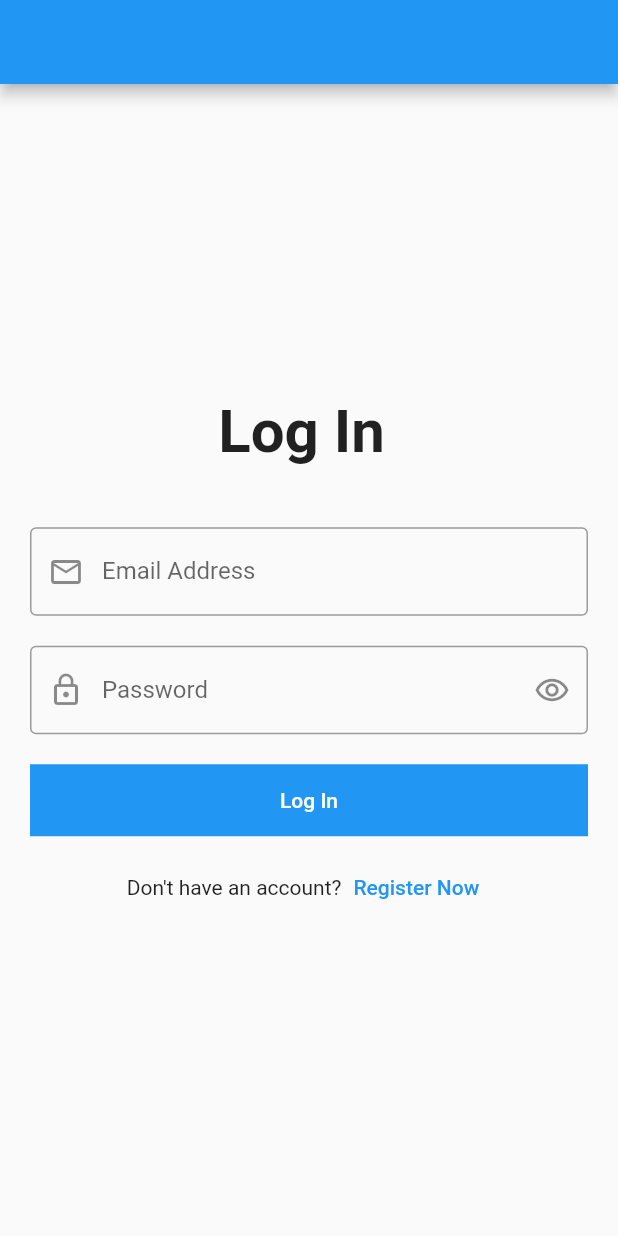
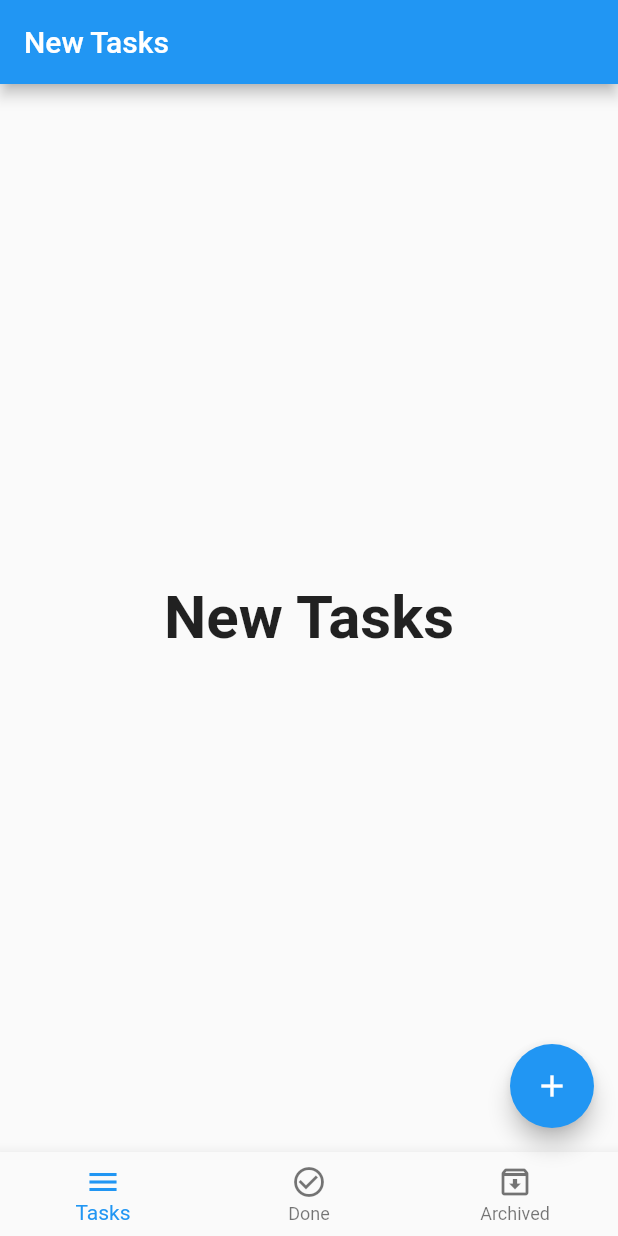
Before and after one commit to Mahmoud-Hanyy/simpleLogInScreen, a Flutter app: the screen it shows after launch, on a phone screen of 412 x 824 dp. Run offline on Flutter 3.47's test engine with Material 2 defaults, Android fonts, the phone set to English and light mode, and no system bars.

```diff
--- a/lib/main.dart
+++ b/lib/main.dart
@@ -1,19 +1,21 @@
 import 'package:flutter/material.dart';
-import 'package:hogo/login_screen.dart';
+import 'package:login/modules/home_layout.dart';
+
+import 'modules/login_screen.dart';
 
 void main() {
   runApp( const MyApp());
 }
 
 class MyApp extends StatelessWidget {
-   const MyApp({super.key});
+  const MyApp({super.key});
 
 
   @override
   Widget build(BuildContext context) {
     return MaterialApp(
       debugShowCheckedModeBanner: false,
-      home: LoginScreen(),
+      home: Home(),
     );
   }
 }
--- /dev/null
+++ b/lib/modules/home_layout.dart
@@ -0,0 +1,71 @@
+import 'package:flutter/material.dart';
+import 'package:login/modules/archived.dart';
+import 'package:login/modules/tasks.dart';
+
+import 'done.dart';
+
+class Home extends StatefulWidget {
+  const Home({super.key});
+
+  @override
+  State<Home> createState() => _HomeState();
+}
+
+class _HomeState extends State<Home> {
+  int currentIndex = 0;
+  List<Widget> screens = [
+     NewTasks(),
+     DoneTasks(),
+     ArchivedTasks(),
+  ];
+  List<String> titles = [
+    "New Tasks",
+    "Done Tasks",
+    "Archived Tasks",
+  ];
+
+  @override
+  Widget build(BuildContext context) {
+    return Scaffold(
+      appBar: AppBar(
+        title: Text(titles[currentIndex]),
+      ),
+
+      body: screens[currentIndex],
+      floatingActionButton: FloatingActionButton(
+        onPressed: () async {
+          var name = await getName();
+          print(name);
+        },
+        child: const Icon(Icons.add),
+      ),
+      bottomNavigationBar: BottomNavigationBar(
+        type: BottomNavigationBarType.fixed,
+        currentIndex: currentIndex,
+        onTap: (index){
+          setState(() {
+            currentIndex = index;
+          });
+        },
+        items:[
+          const BottomNavigationBarItem(
+            icon: Icon(Icons.menu),
+            label: 'Tasks',
+          ),
+          const BottomNavigationBarItem(
+            icon: Icon(Icons.check_circle_outline),
+            label: 'Done',
+          ),
+          const BottomNavigationBarItem(
+            icon: Icon(Icons.archive_outlined),
+            label: 'Archived',
+          ),
+        ],
+      ),
+    );
+  }
+
+  Future<String> getName() async {
+    return "Mohamed";
+  }
+}
--- /dev/null
+++ b/lib/modules/tasks.dart
@@ -0,0 +1,18 @@
+import 'package:flutter/material.dart';
+
+class NewTasks extends StatelessWidget {
+  const NewTasks({super.key});
+
+  @override
+  Widget build(BuildContext context) {
+    return Center(
+      child: Text(
+        "New Tasks",
+        style: TextStyle(
+          fontSize: 40,
+          fontWeight: FontWeight.bold,
+        )
+      ),
+    );
+  }
+}
--- a/pubspec.yaml
+++ b/pubspec.yaml
@@ -1,4 +1,4 @@
-name: hogo
+name: login
 description: A new Flutter project.
 # The following line prevents the package from being accidentally published to
 # pub.dev using `flutter pub publish`. This is preferred for private packages.
```
Also changed, not shown: lib/modules/archived.dart (added, +18 -0 lines), lib/modules/done.dart (added, +18 -0 lines), lib/modules/login_screen.dart (added, +110 -0 lines), 17 other files.
